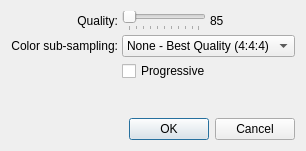
Qt form QT/JpegOptionsPanel.ui (tcobbs/ldview) before a commit.
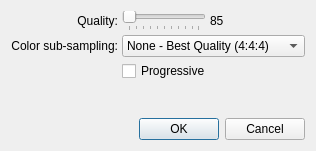
The same form after that commit.

Commit message: Bugfix: minimum size of QDialog was incorrect so the dialog could be shrinked to smaller than expected, certain widgets were displayed incorrectly. Solution minimumSize properies were removed

```diff
--- a/QT/JpegOptionsPanel.ui
+++ b/QT/JpegOptionsPanel.ui
@@ -13,26 +13,6 @@
         <height>151</height>
       </rect>
     </property>
-    <property name="sizePolicy">
-      <sizepolicy>
-        <hsizetype>5</hsizetype>
-        <vsizetype>5</vsizetype>
-        <horstretch>0</horstretch>
-        <verstretch>0</verstretch>
-      </sizepolicy>
-    </property>
-    <property name="minimumSize">
-      <size>
-        <width>200</width>
-        <height>100</height>
-      </size>
-    </property>
-    <property name="baseSize">
-      <size>
-        <width>400</width>
-        <height>200</height>
-      </size>
-    </property>
     <property name="windowTitle">
       <string>Jpeg Options</string>
     </property>
```
The commit also changes 2 other files.
